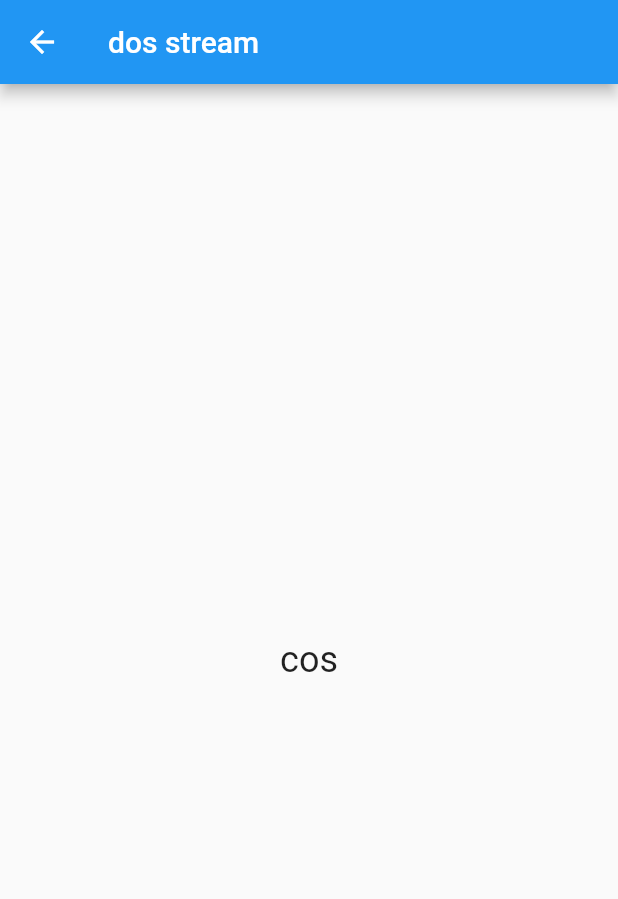
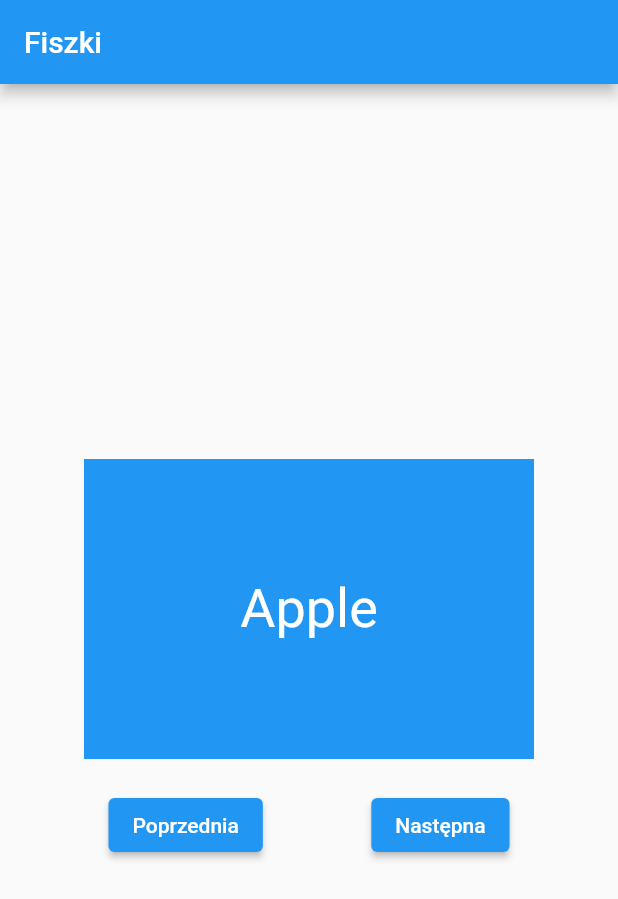
Before and after one commit to Kacp-R/fiszki, a Flutter app: the screen it shows after launch, after a tap on "Flashcards", on a phone screen of 412 x 824 dp. Shown: the top 899 px of the screen. Run offline on Flutter 3.47's test engine with Material 2 defaults, Android fonts, the phone set to English and light mode, and no system bars; drawn by our look-alikes of flip_card.

Commit message:
-wstępna wersja fiszek dodana

```diff
--- a/lib/flashcards.dart
+++ b/lib/flashcards.dart
@@ -1,18 +1,104 @@
 import 'package:flutter/material.dart';
+import 'package:flip_card/flip_card.dart';
 
 class Flashcards extends StatelessWidget {
   @override
   Widget build(BuildContext context) {
+    return MaterialApp(
+      title: 'Fiszki',
+      theme: ThemeData(
+        primarySwatch: Colors.blue,
+      ),
+      home: FlashcardsPage(),
+    );
+  }
+}
+
+class FlashcardsPage extends StatefulWidget {
+  @override
+  _FlashcardsPageState createState() => _FlashcardsPageState();
+}
+
+class _FlashcardsPageState extends State<FlashcardsPage> {
+  List<Flashcard> flashcards = [    Flashcard('Apple', 'Jabłko'),    Flashcard('Grape', 'Wino w wodzie'),    Flashcard('Pear', 'Gruszka'),  ];
+
+  int index = 0;
+
+  void _nextFlashcard() {
+    setState(() {
+      index++;
+      if (index >= flashcards.length) {
+        index = 0;
+      }
+    });
+  }
+
+  void _prevFlashcard() {
+    setState(() {
+      index--;
+      if (index < 0) {
+        index = flashcards.length - 1;
+      }
+    });
+  }
+
+  @override
+  Widget build(BuildContext context) {
     return Scaffold(
       appBar: AppBar(
-        title: Text('dos stream'),
+        title: Text('Fiszki'),
       ),
-      body: Center(
-        child: Text(
-          'cos',
-          style: TextStyle(fontSize: 24.0),
-        ),
+      body: Column(
+        mainAxisAlignment: MainAxisAlignment.center,
+        children: [
+          FlipCard(
+            direction: FlipDirection.HORIZONTAL, // kierunek, w którym ma być przesunięcie
+            front: Container(
+              height: 200,
+              width: 300,
+              color: Colors.blue,
+              child: Center(
+                child: Text(
+                  flashcards[index].pageone,
+                  style: TextStyle(fontSize: 36, color: Colors.white),
+                ),
+              ),
+            ),
+            back: Container(
+              height: 200,
+              width: 300,
+              color: Colors.green,
+              child: Center(
+                child: Text(
+                  flashcards[index].pagetwo,
+                  style: TextStyle(fontSize: 36, color: Colors.white),
+                ),
+              ),
+            ),
+          ),
+          SizedBox(height: 20),
+          Row(
+            mainAxisAlignment: MainAxisAlignment.spaceEvenly,
+            children: [
+              ElevatedButton(
+                onPressed: _prevFlashcard,
+                child: Text('Poprzednia'),
+              ),
+              ElevatedButton(
+                onPressed: _nextFlashcard,
+                child: Text('Następna'),
+              ),
+            ],
+          ),
+        ],
       ),
     );
   }
 }
+
+class Flashcard {
+  String pageone;
+  String pagetwo;
+
+  Flashcard(this.pageone, this.pagetwo);
+}
--- a/pubspec.yaml
+++ b/pubspec.yaml
@@ -35,6 +35,7 @@ dependencies:
   # The following adds the Cupertino Icons font to your application.
   # Use with the CupertinoIcons class for iOS style icons.
   cupertino_icons: ^1.0.2
+  flip_card: ^0.7.0
 
 dev_dependencies:
   flutter_test:
```
Also changed, not shown: pubspec.lock.
